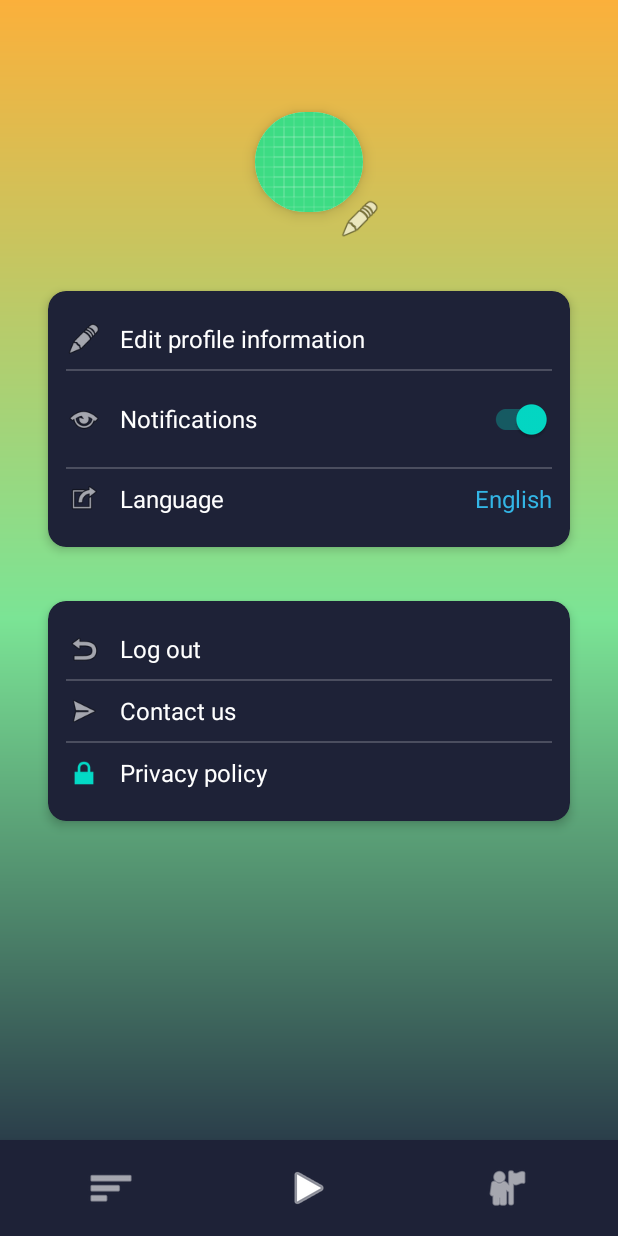
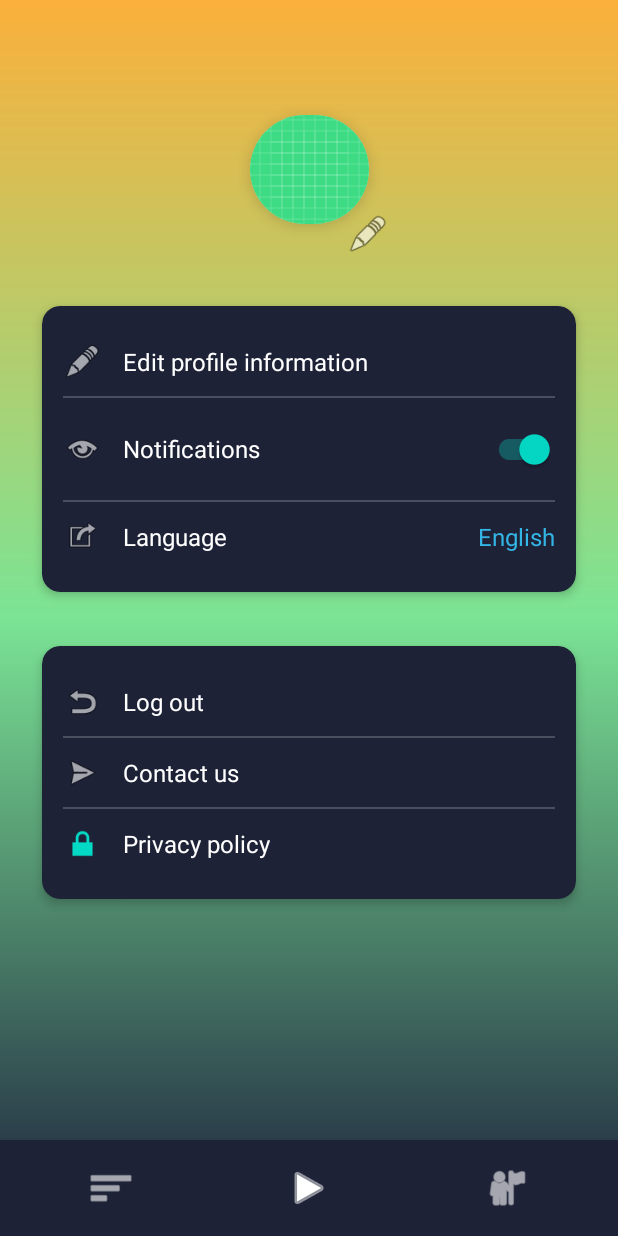
Before and after one commit to MikeIts23/ProjectSparksNativeAndroid, an Android app: the ProfileActivity screen opened directly, with no data from a screen before it, on a phone screen of 412 x 824 dp. Run offline under Robolectric (Android 15) with nearby library versions, the phone set to English and light mode, and no system bars; our stand-ins replace Firebase (no records; nobody signed in at launch, a user with empty details on screens opened directly).

Commit message:
Fix Ui/Uix activity profile

```diff
--- a/app/src/main/java/com/example/nativesparksapp/GameLaunchActivity.kt
+++ b/app/src/main/java/com/example/nativesparksapp/GameLaunchActivity.kt
@@ -19,7 +19,7 @@ class GameLaunchActivity : AppCompatActivity() {
 
     private val TAG = "GameLaunchActivity"
     private val gamePackageName = "com.UnityTechnologies.com.unity.template.urpblank"
-    private val gameApkName = "SparksAR1.7.apk"
+    private val gameApkName = "SparksARGForm.apk"
     private val PREFS_NAME = "SparksGamePrefs"
     private val KEY_INSTALLATION_STARTED = "installation_started"
 
--- a/app/src/main/res/layout/activity_profile.xml
+++ b/app/src/main/res/layout/activity_profile.xml
@@ -9,14 +9,14 @@
     tools:context=".ProfileActivity"
     android:background="@drawable/bg_gradient_profile">
 
-    <!-- Contenitore per l’immagine profilo circolare con ombra -->
+    <!-- Contenitore per l'immagine profilo circolare con ombra - LEGGERMENTE INGRANDITO -->
     <androidx.cardview.widget.CardView
         android:id="@+id/cardProfileImage"
-        android:layout_width="120dp"
-        android:layout_height="120dp"
+        android:layout_width="130dp"
+        android:layout_height="130dp"
         android:layout_marginTop="48dp"
         android:layout_marginBottom="16dp"
-        app:cardCornerRadius="60dp"
+        app:cardCornerRadius="65dp"
         app:cardUseCompatPadding="true"
         android:layout_marginStart="16dp"
         android:layout_marginEnd="16dp"
@@ -51,13 +51,13 @@
         app:layout_constraintBottom_toBottomOf="@+id/cardProfileImage"
         app:layout_constraintRight_toRightOf="@+id/cardProfileImage" />
 
-    <!-- Prima Card: Edit profile, Notifications con switch, Language con testo blu -->
+    <!-- Prima Card: Edit profile, Notifications con switch, Language con testo blu - LEGGERMENTE INGRANDITA -->
     <androidx.cardview.widget.CardView
         android:id="@+id/cardSettings1"
         android:layout_width="0dp"
         android:layout_height="wrap_content"
         android:layout_marginTop="16dp"
-        android:layout_marginHorizontal="24dp"
+        android:layout_marginHorizontal="20dp"
         android:clipToOutline="true"
         android:theme="@style/Theme.MaterialComponents"
         app:cardCornerRadius="12dp"
@@ -72,19 +72,19 @@
             android:layout_width="match_parent"
             android:layout_height="wrap_content"
             android:orientation="vertical"
-            android:padding="12dp">
+            android:padding="14dp">
 
-            <!-- Riga: Edit profile information -->
+            <!-- Riga: Edit profile information - LEGGERMENTE INGRANDITA -->
             <LinearLayout
                 android:layout_width="match_parent"
                 android:layout_height="wrap_content"
                 android:orientation="horizontal"
                 android:gravity="center_vertical"
-                android:paddingVertical="8dp">
+                android:paddingVertical="10dp">
 
                 <ImageView
-                    android:layout_width="24dp"
-                    android:layout_height="24dp"
+                    android:layout_width="26dp"
+                    android:layout_height="26dp"
                     android:src="@android:drawable/ic_menu_edit"
                     android:contentDescription="@string/edit_profile_information" />
 
@@ -92,7 +92,7 @@
                     android:id="@+id/textEditProfile"
                     android:layout_width="wrap_content"
                     android:layout_height="wrap_content"
-                    android:layout_marginStart="12dp"
+                    android:layout_marginStart="14dp"
                     android:text="Edit profile information"
                     android:textColor="@android:color/white"
                     android:textSize="16sp" />
@@ -103,17 +103,17 @@
                 android:layout_height="1dp"
                 android:background="#33FFFFFF" />
 
-            <!-- Riga: Notifications con Switch -->
+            <!-- Riga: Notifications con Switch - LEGGERMENTE INGRANDITA -->
             <LinearLayout
                 android:layout_width="match_parent"
                 android:layout_height="wrap_content"
                 android:orientation="horizontal"
                 android:gravity="center_vertical"
-                android:paddingVertical="8dp">
+                android:paddingVertical="10dp">
 
                 <ImageView
-                    android:layout_width="24dp"
-                    android:layout_height="24dp"
+                    android:layout_width="26dp"
+                    android:layout_height="26dp"
                     android:src="@android:drawable/ic_menu_view"
                     android:contentDescription="@string/notifications" />
 
@@ -121,7 +121,7 @@
                     android:id="@+id/textNotifications"
                     android:layout_width="0dp"
                     android:layout_height="wrap_content"
-                    android:layout_marginStart="12dp"
+                    android:layout_marginStart="14dp"
                     android:layout_weight="1"
                     android:text="Notifications"
                     android:textColor="@android:color/white"
@@ -138,17 +138,17 @@
                 android:layout_height="1dp"
                 android:background="#33FFFFFF" />
 
-            <!-- Riga: Language + "English" in blu -->
+            <!-- Riga: Language + "English" in blu - LEGGERMENTE INGRANDITA -->
             <LinearLayout
                 android:layout_width="match_parent"
                 android:layout_height="wrap_content"
                 android:orientation="horizontal"
                 android:gravity="center_vertical"
-                android:paddingVertical="8dp">
+                android:paddingVertical="10dp">
 
                 <ImageView
-                    android:layout_width="24dp"
-                    android:layout_height="24dp"
+                    android:layout_width="26dp"
+                    android:layout_height="26dp"
                     android:src="@android:drawable/ic_menu_set_as"
                     android:contentDescription="@string/language" />
 
@@ -156,7 +156,7 @@
                     android:id="@+id/textLanguage"
                     android:layout_width="0dp"
                     android:layout_height="wrap_content"
-                    android:layout_marginStart="12dp"
+                    android:layout_marginStart="14dp"
                     android:layout_weight="1"
                     android:text="Language"
                     android:textColor="@android:color/white"
@@ -174,13 +174,13 @@
         </LinearLayout>
     </androidx.cardview.widget.CardView>
 
-    <!-- Seconda Card: Log out, Contact us, Privacy policy -->
+    <!-- Seconda Card: Log out, Contact us, Privacy policy - LEGGERMENTE INGRANDITA -->
     <androidx.cardview.widget.CardView
         android:id="@+id/cardSettings2"
         android:layout_width="0dp"
         android:layout_height="wrap_content"
         android:layout_marginTop="16dp"
-        android:layout_marginHorizontal="24dp"
+        android:layout_marginHorizontal="20dp"
         android:clipToOutline="true"
         android:theme="@style/Theme.MaterialComponents"
         app:cardCornerRadius="12dp"
@@ -190,27 +190,27 @@
         app:layout_constraintTop_toBottomOf="@+id/cardSettings1"
         app:layout_constraintLeft_toLeftOf="parent"
         app:layout_constraintRight_toRightOf="parent"
-        app:layout_constraintBottom_toBottomOf="parent"
+        app:layout_constraintBottom_toTopOf="@+id/bottom_navigation"
         app:layout_constraintVertical_bias="0.0"
-        android:layout_marginBottom="24dp">
+        android:layout_marginBottom="40dp">
 
         <LinearLayout
             android:layout_width="match_parent"
             android:layout_height="wrap_content"
             android:orientation="vertical"
-            android:padding="12dp">
+            android:padding="14dp">
 
-            <!-- Riga: Log out -->
+            <!-- Riga: Log out - LEGGERMENTE INGRANDITA -->
             <LinearLayout
                 android:layout_width="match_parent"
                 android:layout_height="wrap_content"
                 android:orientation="horizontal"
                 android:gravity="center_vertical"
-                android:paddingVertical="8dp">
+                android:paddingVertical="10dp">
 
                 <ImageView
-                    android:layout_width="24dp"
-                    android:layout_height="24dp"
+                    android:layout_width="26dp"
+                    android:layout_height="26dp"
                     android:src="@android:drawable/ic_menu_revert"
                     android:contentDescription="@string/log_out" />
 
@@ -218,7 +218,7 @@
                     android:id="@+id/textLogOut"
                     android:layout_width="wrap_content"
                     android:layout_height="wrap_content"
-                    android:layout_marginStart="12dp"
+                    android:layout_marginStart="14dp"
                     android:text="Log out"
                     android:textColor="@android:color/white"
                     android:textSize="16sp" />
@@ -229,17 +229,17 @@
                 android:layout_height="1dp"
                 android:background="#33FFFFFF" />
 
-            <!-- Riga: Contact us -->
+            <!-- Riga: Contact us - LEGGERMENTE INGRANDITA -->
             <LinearLayout
                 android:layout_width="match_parent"
                 android:layout_height="wrap_content"
                 android:orientation="horizontal"
                 android:gravity="center_vertical"
-                android:paddingVertical="8dp">
+                android:paddingVertical="10dp">
 
                 <ImageView
-                    android:layout_width="24dp"
-                    android:layout_height="24dp"
+                    android:layout_width="26dp"
+                    android:layout_height="26dp"
                     android:src="@android:drawable/ic_menu_send"
                     android:contentDescription="@string/contact_us" />
 
@@ -247,7 +247,7 @@
                     android:id="@+id/textContactUs"
                     android:layout_width="wrap_content"
                     android:layout_height="wrap_content"
-                    android:layout_marginStart="12dp"
+                    android:layout_marginStart="14dp"
                     android:text="Contact us"
                     android:textColor="@android:color/white"
                     android:textSize="16sp" />
@@ -258,17 +258,17 @@
                 android:layout_height="1dp"
                 android:background="#33FFFFFF" />
 
-            <!-- Riga: Privacy policy -->
+            <!-- Riga: Privacy policy - LEGGERMENTE INGRANDITA -->
             <LinearLayout
                 android:layout_width="match_parent"
                 android:layout_height="wrap_content"
                 android:orientation="horizontal"
                 android:gravity="center_vertical"
-                android:paddingVertical="8dp">
+                android:paddingVertical="10dp">
 
                 <ImageView
-                    android:layout_width="24dp"
-                    android:layout_height="24dp"
+                    android:layout_width="26dp"
+                    android:layout_height="26dp"
                     android:src="@android:drawable/ic_lock_lock"
                     android:contentDescription="@string/privacy_policy" />
 
@@ -276,7 +276,7 @@
                     android:id="@+id/textPrivacyPolicy"
                     android:layout_width="wrap_content"
                     android:layout_height="wrap_content"
-                    android:layout_marginStart="12dp"
+                    android:layout_marginStart="14dp"
                     android:text="Privacy policy"
                     android:textColor="@android:color/white"
                     android:textSize="16sp" />
```
Also changed, not shown: 2 other files.
